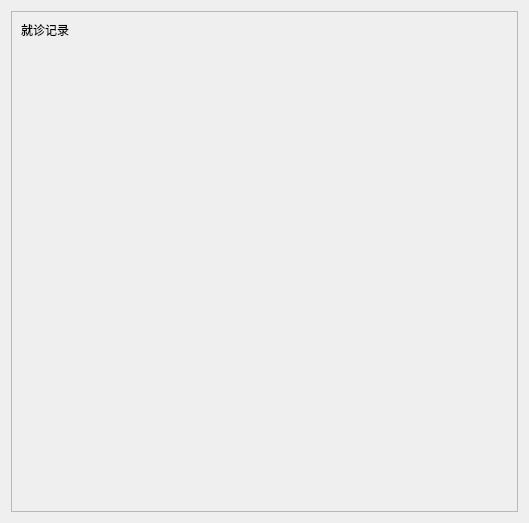
The window that code/patient/reportpage.ui (laonuo2004/cpp-qt-medical-system) describes before a commit, drawn with Qt 5.
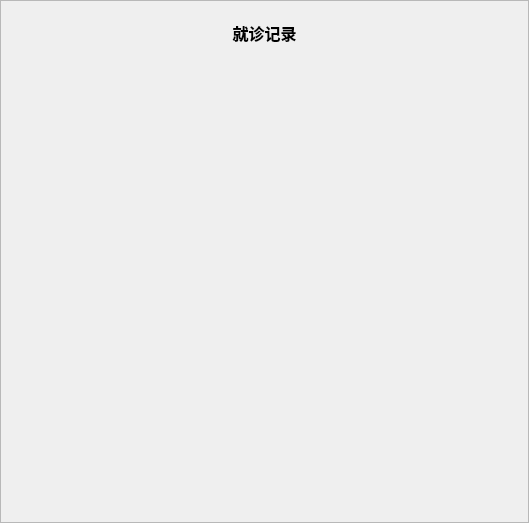
The same window after the commit.

```diff
--- a/code/patient/reportpage.ui
+++ b/code/patient/reportpage.ui
@@ -14,6 +14,21 @@
    <string>Form</string>
   </property>
   <layout class="QVBoxLayout" name="verticalLayout">
+   <property name="spacing">
+    <number>0</number>
+   </property>
+   <property name="leftMargin">
+    <number>0</number>
+   </property>
+   <property name="topMargin">
+    <number>0</number>
+   </property>
+   <property name="rightMargin">
+    <number>0</number>
+   </property>
+   <property name="bottomMargin">
+    <number>0</number>
+   </property>
    <item>
     <widget class="QScrollArea" name="scrollArea">
      <property name="widgetResizable">
@@ -24,16 +39,41 @@
        <rect>
         <x>0</x>
         <y>0</y>
-        <width>505</width>
-        <height>499</height>
+        <width>527</width>
+        <height>521</height>
        </rect>
       </property>
       <layout class="QVBoxLayout" name="verticalLayout_2">
+       <property name="spacing">
+        <number>20</number>
+       </property>
+       <property name="leftMargin">
+        <number>20</number>
+       </property>
+       <property name="topMargin">
+        <number>20</number>
+       </property>
+       <property name="rightMargin">
+        <number>20</number>
+       </property>
+       <property name="bottomMargin">
+        <number>20</number>
+       </property>
        <item>
         <widget class="QLabel" name="label">
+         <property name="font">
+          <font>
+           <pointsize>12</pointsize>
+           <weight>75</weight>
+           <bold>true</bold>
+          </font>
+         </property>
          <property name="text">
           <string>就诊记录</string>
          </property>
+         <property name="alignment">
+          <set>Qt::AlignCenter</set>
+         </property>
         </widget>
        </item>
        <item>
```
Left out of the diff: 2 changed lines with no effect on the pictures.
